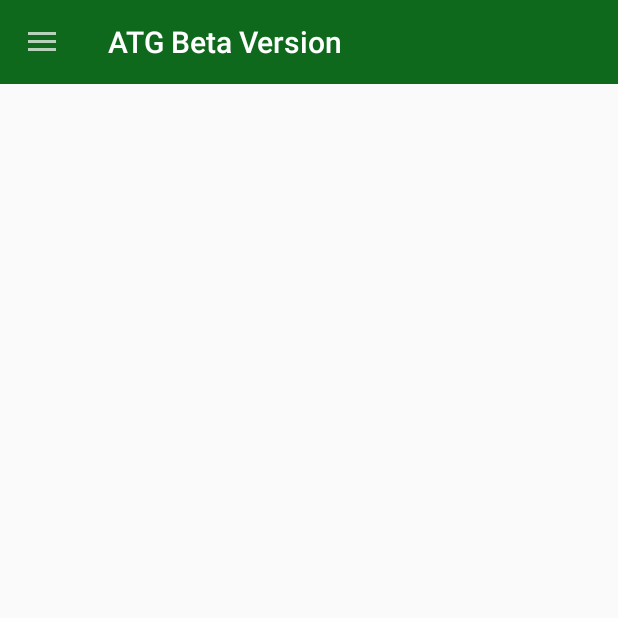
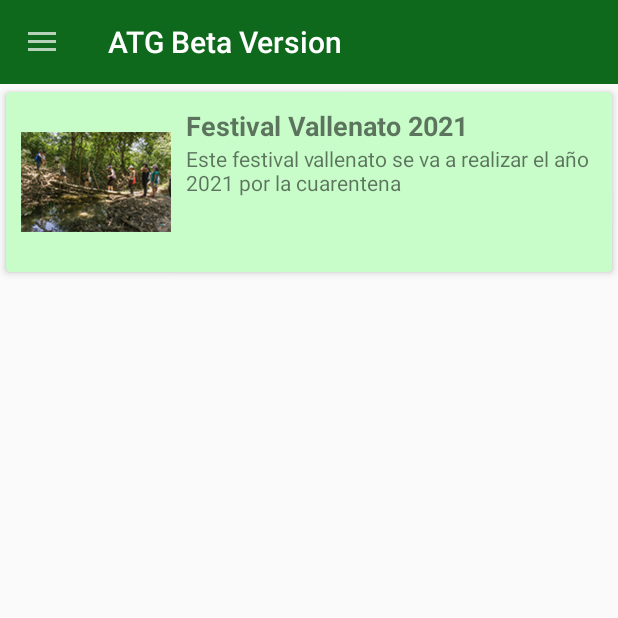
Before and after one commit to yarurowilliam/AtilaTourG, an Android app: the screen it shows after launch (MainActivity), in the side drawer, after a tap on "Eventos", on a phone screen of 412 x 824 dp, the top half of it. Run offline under Robolectric (Android 15) with nearby library versions, the phone set to English and light mode, and no system bars; Roboto replaces fonts that are not available here.

Commit message:
SQLite Base Events Completa + Optimizacion de codigo Main + Interface Optimizada

```diff
--- a/app/src/main/java/com/example/atilaversionbeta/Adaptadores/AdapterEvento.java
+++ b/app/src/main/java/com/example/atilaversionbeta/Adaptadores/AdapterEvento.java
@@ -1,5 +1,6 @@
 package com.example.atilaversionbeta.Adaptadores;
 
+import android.content.Context;
 import android.view.LayoutInflater;
 import android.view.View;
 import android.view.ViewGroup;
@@ -20,10 +21,11 @@ public class AdapterEvento  extends RecyclerView.Adapter<AdapterEvento.ViewHolde
     ArrayList<Evento> model;
     private View.OnClickListener listener;
 
-    public AdapterEvento(LayoutInflater inflater, ArrayList<Evento> model) {
-        this.inflater = inflater;
+    public AdapterEvento(Context context, ArrayList<Evento> model){
+        this.inflater = LayoutInflater.from(context);
         this.model = model;
     }
+
 
     @NonNull
     @Override
--- /dev/null
+++ b/app/src/main/java/com/example/atilaversionbeta/Datos/ConexionSQLiteHelperEvento.java
@@ -0,0 +1,32 @@
+package com.example.atilaversionbeta.Datos;
+
+import android.content.Context;
+import android.database.sqlite.SQLiteDatabase;
+import android.database.sqlite.SQLiteOpenHelper;
+
+import androidx.annotation.Nullable;
+
+import com.example.atilaversionbeta.BaseDatos.AtilaBD;
+
+public class ConexionSQLiteHelperEvento extends SQLiteOpenHelper {
+    public ConexionSQLiteHelperEvento(@Nullable Context context, @Nullable String name, @Nullable SQLiteDatabase.CursorFactory factory, int version) {
+        super(context, name, factory, version);
+    }
+
+    @Override
+    public void onCreate(SQLiteDatabase sqLiteDatabase) {
+        try{
+            sqLiteDatabase.execSQL(AtilaBD.CREAR_TABLA_EVENTO);
+        }catch (Exception e){
+
+        }
+    }
+
+    @Override
+    public void onUpgrade(SQLiteDatabase db, int oldVersion, int newVersion) {
+        /*db.execSQL("DROP TABLE IF EXISTS " + AtilaBD.TABLA_ACTIVIDAD);
+        onCreate(db);*/
+        db.setVersion(newVersion);
+    }
+
+}
--- a/app/src/main/java/com/example/atilaversionbeta/Fragments/Actividades/ActividadesFragment.java
+++ b/app/src/main/java/com/example/atilaversionbeta/Fragments/Actividades/ActividadesFragment.java
@@ -19,12 +19,9 @@ import androidx.recyclerview.widget.LinearLayoutManager;
 import androidx.recyclerview.widget.RecyclerView;
 
 import com.example.atilaversionbeta.Adaptadores.AdapterActividad;
-import com.example.atilaversionbeta.Adaptadores.AdapterMunicipio;
 import com.example.atilaversionbeta.BaseDatos.AtilaBD;
-import com.example.atilaversionbeta.Datos.CargarActividades;
 import com.example.atilaversionbeta.Datos.ConexionSQLiteHelperActividad;
 import com.example.atilaversionbeta.Entidades.Actividad;
-import com.example.atilaversionbeta.Entidades.Municipio;
 import com.example.atilaversionbeta.Interfaces.MainActivity;
 import com.example.atilaversionbeta.Interfaces.iComunicaFragments;
 import com.example.atilaversionbeta.R;
--- a/app/src/main/java/com/example/atilaversionbeta/Fragments/Eventos/EventosFragment.java
+++ b/app/src/main/java/com/example/atilaversionbeta/Fragments/Eventos/EventosFragment.java
@@ -1,20 +1,42 @@
 package com.example.atilaversionbeta.Fragments.Eventos;
 
 import android.app.Activity;
+import android.content.ContentValues;
 import android.content.Context;
+import android.database.Cursor;
+import android.database.sqlite.SQLiteDatabase;
 import android.os.Bundle;
 import android.view.LayoutInflater;
 import android.view.View;
 import android.view.ViewGroup;
+import android.widget.Toast;
 
 import androidx.annotation.NonNull;
 import androidx.annotation.Nullable;
 import androidx.fragment.app.Fragment;
+import androidx.recyclerview.widget.LinearLayoutManager;
+import androidx.recyclerview.widget.RecyclerView;
 
+import com.example.atilaversionbeta.Adaptadores.AdapterActividad;
+import com.example.atilaversionbeta.Adaptadores.AdapterEvento;
+import com.example.atilaversionbeta.BaseDatos.AtilaBD;
+import com.example.atilaversionbeta.Datos.ConexionSQLiteHelperActividad;
+import com.example.atilaversionbeta.Datos.ConexionSQLiteHelperEvento;
+import com.example.atilaversionbeta.Entidades.Actividad;
+import com.example.atilaversionbeta.Entidades.Evento;
+import com.example.atilaversionbeta.Interfaces.MainActivity;
 import com.example.atilaversionbeta.Interfaces.iComunicaFragments;
 import com.example.atilaversionbeta.R;
 
+import java.util.ArrayList;
+
 public class EventosFragment extends Fragment {
+    String municipioBuscado = MainActivity.municipioBuscado;
+    ConexionSQLiteHelperEvento admin;
+    AdapterEvento adapterEvento;
+    RecyclerView recyclerEvento;
+    ArrayList<Evento> listaEventos;
+    ///
     Activity actividad;
     iComunicaFragments interfaceComunicaFragments;
 
@@ -22,7 +44,56 @@ public class EventosFragment extends Fragment {
     @Override
     public View onCreateView(@NonNull LayoutInflater inflater, @Nullable ViewGroup container, @Nullable Bundle savedInstanceState) {
         View view = inflater.inflate(R.layout.eventos_fragment,container,false);
+        try{
+            admin = new ConexionSQLiteHelperEvento(getContext(),"eventos",null,1);
+            updateBD();
+            if(municipioBuscado.equals("Valledupar")){
+                eventosValledupar();
+            }else if(municipioBuscado.equals("Manaure")){
+
+            }
+            recyclerEvento = view.findViewById(R.id.recyclerEventos);
+            consultarListaEventos();
+        }catch (Exception e){
+
+        }
+
         return view;
+    }
+    private void consultarListaEventos(){
+        SQLiteDatabase db = admin.getReadableDatabase();
+        listaEventos = new ArrayList<>();
+        Evento evento= null;
+        String[] args = new String[] {municipioBuscado};
+        Cursor cursor = db.rawQuery(" SELECT * FROM eventos WHERE municipio=? ", args);
+        while(cursor.moveToNext()){
+            evento = new Evento();
+            evento.setCodigo(cursor.getInt(0));
+            evento.setMunicipio(cursor.getString(1));
+            evento.setNombre(cursor.getString(2));
+            evento.setInfo(cursor.getString(3));
+            evento.setFoto(cursor.getInt(4));
+            evento.setImagenDetalle(cursor.getInt(5));
+            evento.setDescripcion(cursor.getString(6));
+            listaEventos.add(evento);
+        }
+        recyclerEvento.setLayoutManager(new LinearLayoutManager(getContext()));
+        adapterEvento = new AdapterEvento(getContext(), listaEventos);
+        recyclerEvento.setAdapter(adapterEvento);
+
+        adapterEvento.setOnclickListener(new View.OnClickListener() {
+            @Override
+            public void onClick(View view) {
+                Toast.makeText(getContext(), "Seleccionó: "+ listaEventos.get(recyclerEvento.getChildAdapterPosition(view)).getNombre(), Toast.LENGTH_SHORT).show();
+                interfaceComunicaFragments.enviarEvento(listaEventos.get(recyclerEvento.getChildAdapterPosition(view)));
+            }
+        });
+    }
+
+    @Override
+    public void onDestroyView() {
+        super.onDestroyView();
+        updateBD();
     }
 
     @Override
@@ -38,4 +109,29 @@ public class EventosFragment extends Fragment {
     public void onDetach() {
         super.onDetach();
     }
+
+    private void updateBD(){
+        SQLiteDatabase db = admin.getWritableDatabase();
+        db.delete(AtilaBD.TABLA_EVENTO,"",null);
+    }
+
+    //VALLEDUPAR
+    public void eventosValledupar(){
+        guardarFestival();
+    }
+
+    public void guardarFestival(){
+        SQLiteDatabase db = admin.getWritableDatabase();
+        ContentValues values =  new ContentValues();
+        values.put(AtilaBD.CODIGO_EVENTO,0);
+        values.put(AtilaBD.MUNICIPIO_EVENTO,"Valledupar");
+        values.put(AtilaBD.NOMBRE_EVENTO,"Festival Vallenato 2021");
+        values.put(AtilaBD.INFO_EVENTO,"Este festival vallenato se va a realizar el año 2021 por la cuarentena");
+        values.put(AtilaBD.FOTO_EVENTO, R.drawable.senderismo);
+        values.put(AtilaBD.IMG_DETALLE_EVENTO, R.drawable.senderdescrip);
+        values.put(AtilaBD.DESCRIPCION_EVENTO, "Este espacio es reservado para la informacion interna del evento");
+
+        long ID =  db.insert(AtilaBD.TABLA_EVENTO, null, values);
+        Toast.makeText(getContext(),"AA:"+ID,Toast.LENGTH_LONG);
+    }
 }
--- a/app/src/main/java/com/example/atilaversionbeta/Interfaces/iComunicaFragments.java
+++ b/app/src/main/java/com/example/atilaversionbeta/Interfaces/iComunicaFragments.java
@@ -1,11 +1,13 @@
 package com.example.atilaversionbeta.Interfaces;
 
 import com.example.atilaversionbeta.Entidades.Actividad;
+import com.example.atilaversionbeta.Entidades.Evento;
 import com.example.atilaversionbeta.Entidades.Municipio;
 
 public interface iComunicaFragments {
     //esta interface se encarga de realizar la comunicacion entre la lista de personas y el detalle
     public void enviarMunicipio(Municipio municipio); //se transportara un objeto de tipo persona
     public void enviarActividad(Actividad actividad);
+    public void enviarEvento(Evento evento);
     //(En la clase Persona se implementa Serializable para poder transportar un objeteo a otro)
 }
```
Also changed, not shown: app/src/main/java/com/example/atilaversionbeta/BaseDatos/AtilaBD.java (+17 -0 lines), app/src/main/java/com/example/atilaversionbeta/Datos/CargarActividades.java (deleted, +0 -14 lines), app/src/main/java/com/example/atilaversionbeta/Interfaces/MainActivity.java (+23 -28 lines).
